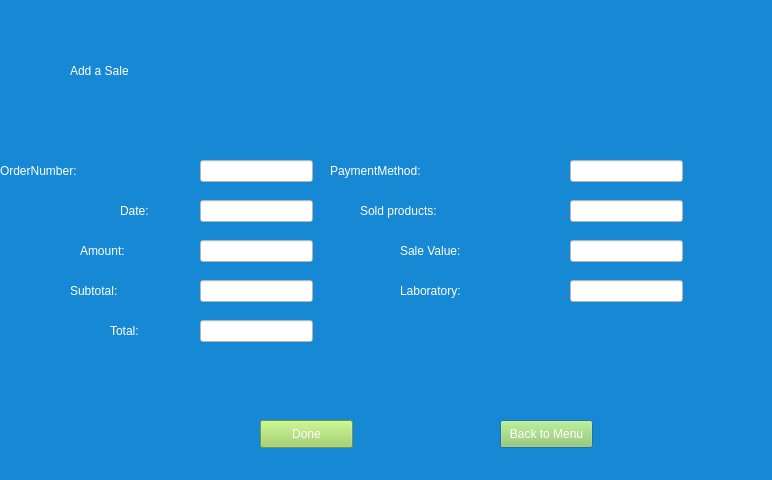
First picture: the form in createsale.ui, repository Detectov/PharmacyProject, before the edit.
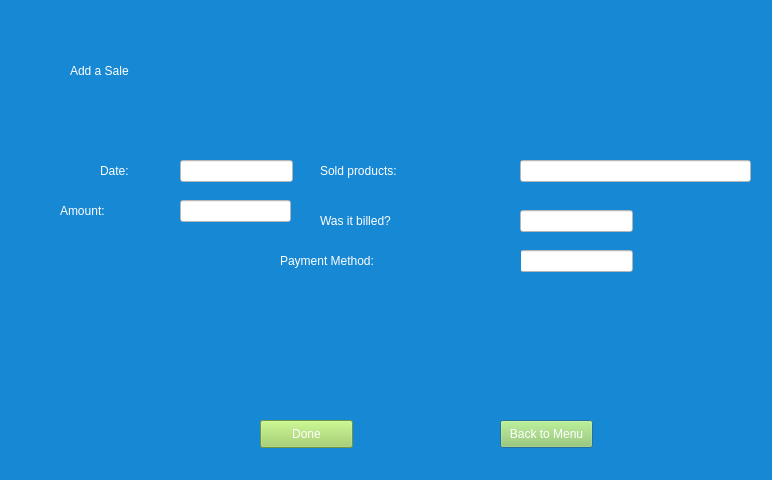
Second picture: the form after the edit.

The edit to the form file:
```diff
--- a/createsale.ui
+++ b/createsale.ui
@@ -33,41 +33,11 @@
     <string>Add a Sale</string>
    </property>
   </widget>
-  <widget class="QLabel" name="label_2">
-   <property name="geometry">
-    <rect>
-     <x>0</x>
-     <y>150</y>
-     <width>191</width>
-     <height>41</height>
-    </rect>
-   </property>
-   <property name="styleSheet">
-    <string notr="true">color: rgb(255, 255, 255);
-font: 75 18pt &quot;Arial&quot;;</string>
-   </property>
-   <property name="text">
-    <string>OrderNumber:</string>
-   </property>
-  </widget>
-  <widget class="QLineEdit" name="lineEdit">
-   <property name="geometry">
-    <rect>
-     <x>200</x>
-     <y>160</y>
-     <width>113</width>
-     <height>22</height>
-    </rect>
-   </property>
-   <property name="styleSheet">
-    <string notr="true">background-color: rgb(255, 255, 255);</string>
-   </property>
-  </widget>
   <widget class="QLabel" name="label_3">
    <property name="geometry">
     <rect>
-     <x>80</x>
-     <y>230</y>
+     <x>60</x>
+     <y>190</y>
      <width>111</width>
      <height>41</height>
     </rect>
@@ -83,8 +53,8 @@
   <widget class="QLineEdit" name="lineEdit_2">
    <property name="geometry">
     <rect>
-     <x>200</x>
-     <y>200</y>
+     <x>180</x>
+     <y>160</y>
      <width>113</width>
      <height>22</height>
     </rect>
@@ -96,8 +66,8 @@
   <widget class="QLabel" name="label_4">
    <property name="geometry">
     <rect>
-     <x>360</x>
-     <y>190</y>
+     <x>320</x>
+     <y>150</y>
      <width>191</width>
      <height>41</height>
     </rect>
@@ -113,22 +83,9 @@
   <widget class="QLineEdit" name="lineEdit_3">
    <property name="geometry">
     <rect>
-     <x>200</x>
-     <y>240</y>
-     <width>113</width>
-     <height>22</height>
-    </rect>
-   </property>
-   <property name="styleSheet">
-    <string notr="true">background-color: rgb(255, 255, 255);</string>
-   </property>
-  </widget>
-  <widget class="QLineEdit" name="lineEdit_4">
-   <property name="geometry">
-    <rect>
-     <x>200</x>
-     <y>280</y>
-     <width>113</width>
+     <x>520</x>
+     <y>160</y>
+     <width>231</width>
      <height>22</height>
     </rect>
    </property>
@@ -139,9 +96,9 @@
   <widget class="QLabel" name="label_6">
    <property name="geometry">
     <rect>
-     <x>400</x>
-     <y>270</y>
-     <width>151</width>
+     <x>320</x>
+     <y>200</y>
+     <width>191</width>
      <height>41</height>
     </rect>
    </property>
@@ -150,41 +107,15 @@
 font: 75 18pt &quot;Arial&quot;;</string>
    </property>
    <property name="text">
-    <string>Laboratory:</string>
+    <string>Was it billed?</string>
    </property>
   </widget>
   <widget class="QLineEdit" name="lineEdit_5">
    <property name="geometry">
     <rect>
-     <x>200</x>
-     <y>320</y>
-     <width>113</width>
-     <height>22</height>
-    </rect>
-   </property>
-   <property name="styleSheet">
-    <string notr="true">background-color: rgb(255, 255, 255);</string>
-   </property>
-  </widget>
-  <widget class="QLineEdit" name="lineEdit_6">
-   <property name="geometry">
-    <rect>
-     <x>570</x>
-     <y>160</y>
-     <width>113</width>
-     <height>22</height>
-    </rect>
-   </property>
-   <property name="styleSheet">
-    <string notr="true">background-color: rgb(255, 255, 255);</string>
-   </property>
-  </widget>
-  <widget class="QLineEdit" name="lineEdit_7">
-   <property name="geometry">
-    <rect>
-     <x>570</x>
+     <x>180</x>
      <y>200</y>
-     <width>113</width>
+     <width>111</width>
      <height>22</height>
     </rect>
    </property>
@@ -192,28 +123,11 @@
     <string notr="true">background-color: rgb(255, 255, 255);</string>
    </property>
   </widget>
-  <widget class="QLabel" name="label_9">
+  <widget class="QLineEdit" name="methodinput">
    <property name="geometry">
     <rect>
-     <x>400</x>
-     <y>230</y>
-     <width>151</width>
-     <height>41</height>
-    </rect>
-   </property>
-   <property name="styleSheet">
-    <string notr="true">color: rgb(255, 255, 255);
-font: 75 18pt &quot;Arial&quot;;</string>
-   </property>
-   <property name="text">
-    <string>Sale Value:</string>
-   </property>
-  </widget>
-  <widget class="QLineEdit" name="lineEdit_8">
-   <property name="geometry">
-    <rect>
-     <x>570</x>
-     <y>240</y>
+     <x>520</x>
+     <y>250</y>
      <width>113</width>
      <height>22</height>
     </rect>
@@ -222,28 +136,11 @@
     <string notr="true">background-color: rgb(255, 255, 255);</string>
    </property>
   </widget>
-  <widget class="QLabel" name="label_10">
+  <widget class="QLineEdit" name="billedinput">
    <property name="geometry">
     <rect>
-     <x>110</x>
-     <y>310</y>
-     <width>71</width>
-     <height>41</height>
-    </rect>
-   </property>
-   <property name="styleSheet">
-    <string notr="true">color: rgb(255, 255, 255);
-font: 75 18pt &quot;Arial&quot;;</string>
-   </property>
-   <property name="text">
-    <string>Total:</string>
-   </property>
-  </widget>
-  <widget class="QLineEdit" name="lineEdit_9">
-   <property name="geometry">
-    <rect>
-     <x>570</x>
-     <y>280</y>
+     <x>520</x>
+     <y>210</y>
      <width>113</width>
      <height>22</height>
     </rect>
@@ -287,28 +184,11 @@
     <string>Done</string>
    </property>
   </widget>
-  <widget class="QLabel" name="label_5">
-   <property name="geometry">
-    <rect>
-     <x>70</x>
-     <y>270</y>
-     <width>121</width>
-     <height>41</height>
-    </rect>
-   </property>
-   <property name="styleSheet">
-    <string notr="true">color: rgb(255, 255, 255);
-font: 75 18pt &quot;Arial&quot;;</string>
-   </property>
-   <property name="text">
-    <string>Subtotal:</string>
-   </property>
-  </widget>
   <widget class="QLabel" name="label_11">
    <property name="geometry">
     <rect>
-     <x>120</x>
-     <y>190</y>
+     <x>100</x>
+     <y>150</y>
      <width>71</width>
      <height>41</height>
     </rect>
@@ -324,9 +204,9 @@
   <widget class="QLabel" name="label_7">
    <property name="geometry">
     <rect>
-     <x>330</x>
-     <y>150</y>
-     <width>231</width>
+     <x>280</x>
+     <y>240</y>
+     <width>241</width>
      <height>41</height>
     </rect>
    </property>
@@ -335,7 +215,7 @@
 font: 75 18pt &quot;Arial&quot;;</string>
    </property>
    <property name="text">
-    <string>PaymentMethod:</string>
+    <string>Payment Method:</string>
    </property>
   </widget>
  </widget>
```
Left out of the diff: 6 changed lines with no effect on the pictures.
